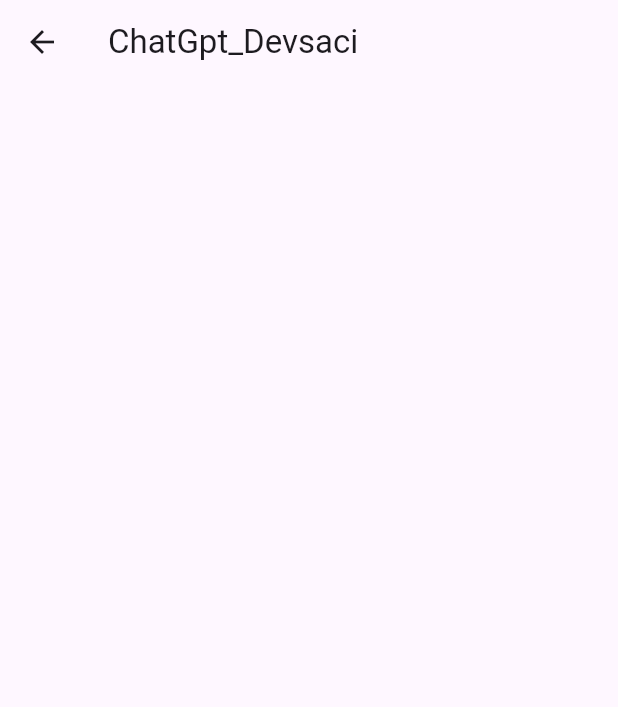
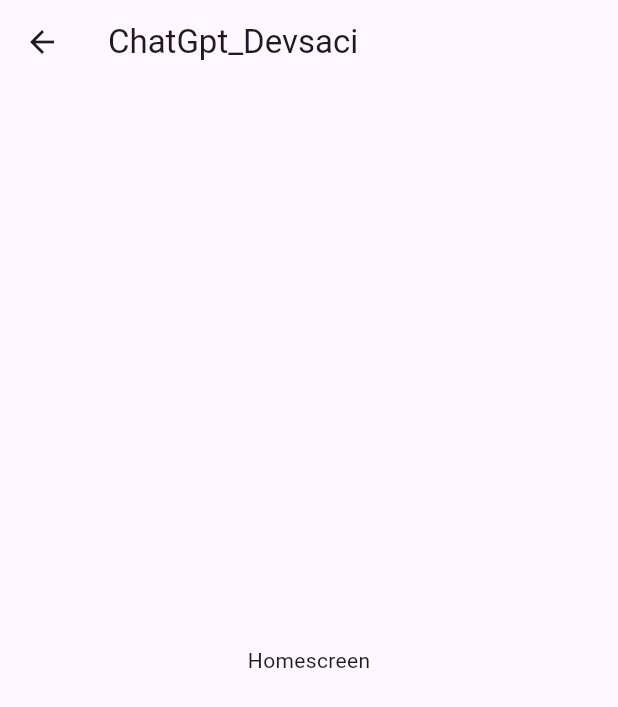
Before and after one commit to Devsaci/app_chatgpt_devsaci_v230823, a Flutter app: the HomeScreen screen opened directly, on a phone screen of 412 x 824 dp. Shown: the top 707 px of the screen. Run offline on Flutter 3.47's test engine with Material 2 defaults, Android fonts, the phone set to English and light mode, and no system bars.

Commit message:
body  Homescreen

```diff
--- a/lib/main_screens/home_screen.dart
+++ b/lib/main_screens/home_screen.dart
@@ -14,6 +14,7 @@ class _HomeScreenState extends State<HomeScreen> {
       appBar: AppBar(
         title: const Text("ChatGpt_Devsaci"),
       ),
+      body: const Center(child: Text("Homescreen")),
     );
   }
 }
```
